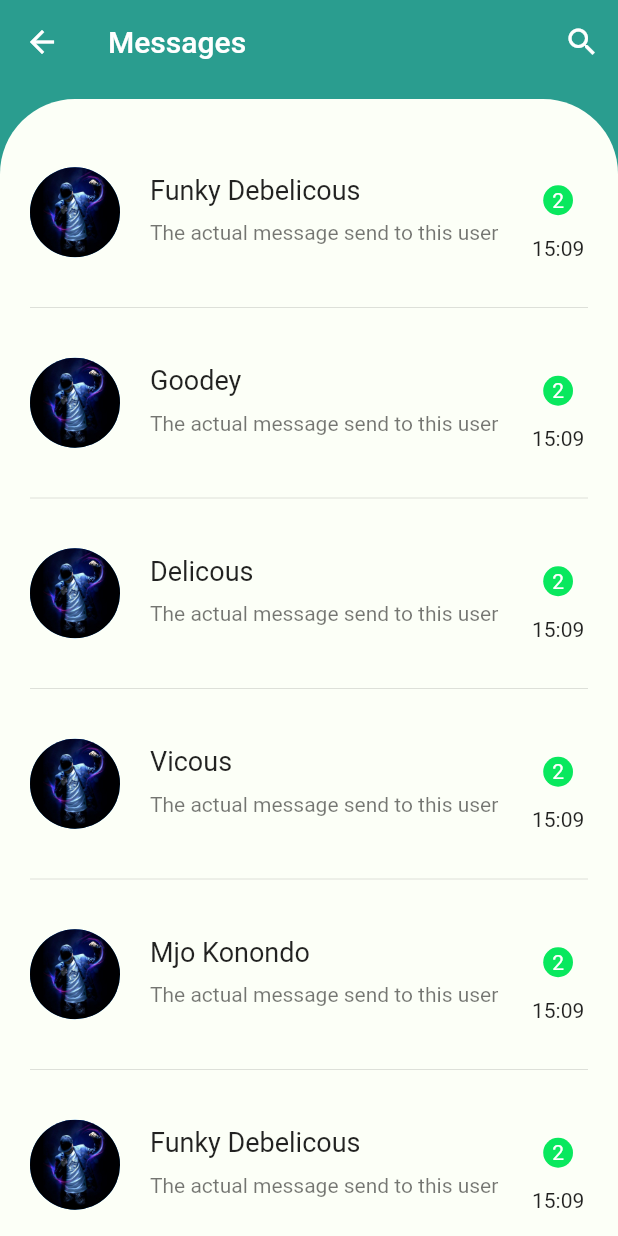
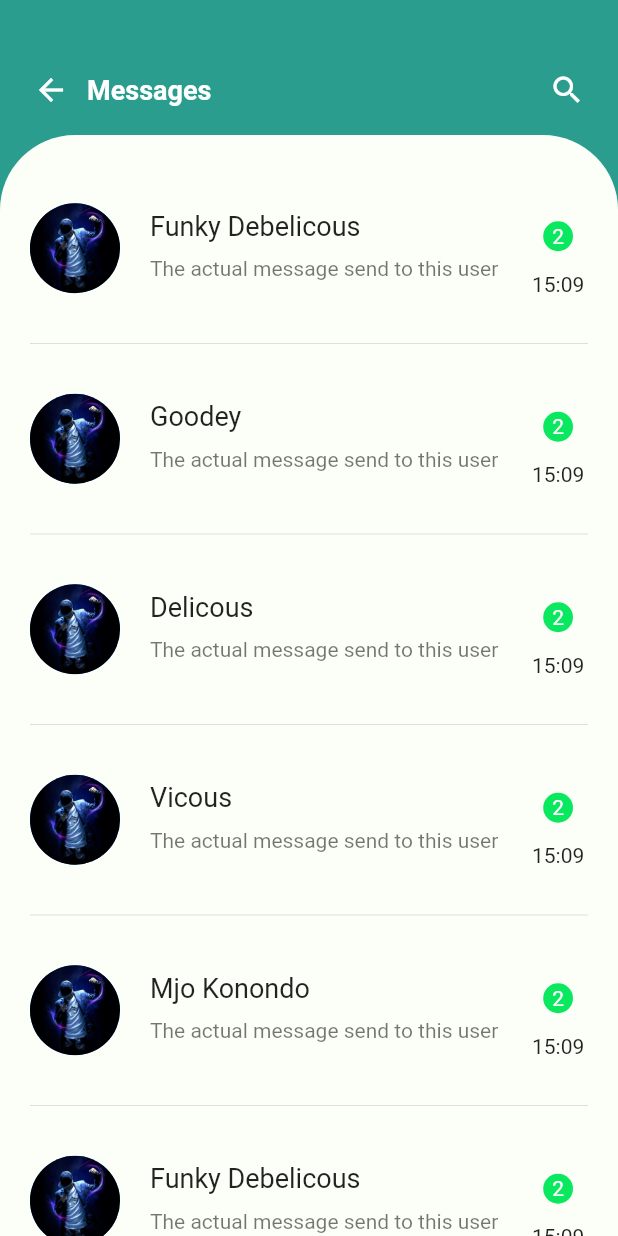
Before and after one commit to KNkoe/lesbeats-app, a Flutter app: the MyChatScreen screen opened directly, on a phone screen of 412 x 824 dp. Run offline on Flutter 3.47's test engine with Material 2 defaults, Android fonts, the phone set to English and light mode, and no system bars; drawn by our look-alikes of badges; our stand-ins replace animated_bottom_navigation_bar, bubble, cloud_firestore, file_picker, firebase_auth, firebase_core and 9 more; missing offline and left inert: audio_session, audiotagger, day_night_switcher, iconify_flutter, wc_form_validators; accounts and stored records are empty.

Commit message:
update: Message UI

```diff
--- a/lesbeats/lib/screens/chats/chats.dart
+++ b/lesbeats/lib/screens/chats/chats.dart
@@ -2,6 +2,7 @@ import 'package:badges/badges.dart';
 import 'package:flutter/material.dart';
 import 'package:get/get.dart';
 import 'package:lesbeats/screens/chats/message.dart';
+import 'package:lesbeats/widgets/responsive.dart';
 import 'package:lesbeats/widgets/theme.dart';
 
 class MyChatScreen extends StatefulWidget {
@@ -30,19 +31,53 @@ class _MyChatScreenState extends State<MyChatScreen> {
   Widget build(BuildContext context) {
     return Scaffold(
       key: _scaffoldKey,
-      appBar: AppBar(
-        title: const Text("Messages"),
-        actions: [IconButton(onPressed: () {}, icon: const Icon(Icons.search))],
-      ),
-      body: Stack(
+      body: Column(
         children: [
           Container(
+            height: 30,
             color: Theme.of(context).primaryColor,
-            height: Get.height,
-            width: Get.width,
           ),
           Container(
-            margin: const EdgeInsets.only(top: 10),
+            padding: const EdgeInsets.all(10),
+            height: 60,
+            width: double.infinity,
+            color: Theme.of(context).primaryColor,
+            child: Row(
+              mainAxisAlignment: MainAxisAlignment.spaceBetween,
+              children: [
+                Row(
+                  children: [
+                    IconButton(
+                        onPressed: () {
+                          Navigator.pop(context);
+                        },
+                        icon: const Icon(
+                          Icons.arrow_back,
+                          color: Colors.white,
+                        )),
+                    const Text(
+                      "Messages",
+                      style: TextStyle(
+                          fontSize: 18,
+                          fontWeight: FontWeight.bold,
+                          color: Colors.white),
+                    )
+                  ],
+                ),
+                IconButton(
+                    onPressed: () {},
+                    icon: const Icon(
+                      Icons.search,
+                      color: Colors.white,
+                    ))
+              ],
+            ),
+          ),
+          Container(
+            color: Theme.of(context).primaryColor,
+            height: screenSize(context).height - 90,
+            width: screenSize(context).width,
+            child: Container(
               padding: const EdgeInsets.only(left: 20, right: 20, top: 20),
               width: Get.width,
               height: Get.height,
@@ -73,8 +108,8 @@ class _MyChatScreenState extends State<MyChatScreen> {
                                       children: [
                                         const CircleAvatar(
                                           minRadius: 30,
-                                        backgroundImage:
-                                            AssetImage("assets/images/rnb.jpg"),
+                                          backgroundImage: AssetImage(
+                                              "assets/images/rnb.jpg"),
                                         ),
                                         const SizedBox(
                                           width: 20,
@@ -88,8 +123,8 @@ class _MyChatScreenState extends State<MyChatScreen> {
                                                   bottom: 10, top: 20),
                                               child: Text(
                                                 e,
-                                              style:
-                                                  const TextStyle(fontSize: 18),
+                                                style: const TextStyle(
+                                                    fontSize: 18),
                                               ),
                                             ),
                                             Container(
@@ -137,7 +172,8 @@ class _MyChatScreenState extends State<MyChatScreen> {
                         ))
                     .toList(),
               ),
-          )
+            ),
+          ),
         ],
       ),
     );
```
Also changed, not shown: lesbeats/lib/screens/chats/message.dart (+17 -0 lines), lesbeats/lib/screens/home/dashboard.dart (+1 -9 lines). Lines whose indentation alone changed are shown as unchanged.
